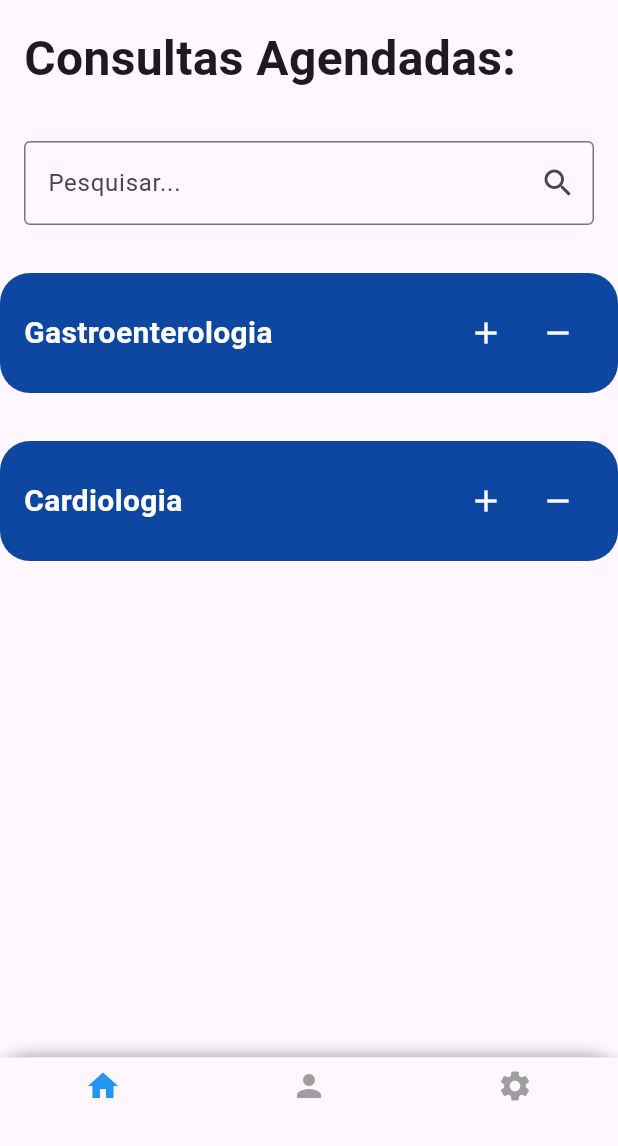
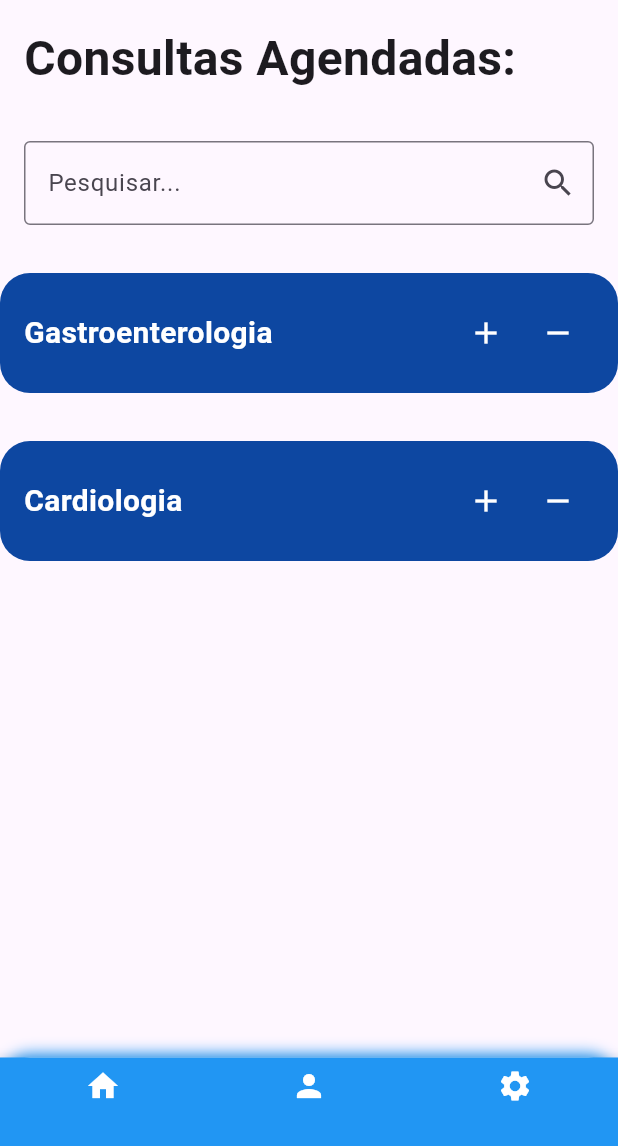
Before and after one commit to EduardoSilvaDiniz/medlink, a Flutter app: the screen it shows after launch, after a tap on the "menu" icon, after a tap on "Início", on a phone screen of 412 x 824 dp, the part 90-1236 px from its top. Run offline on Flutter 3.47's test engine with Material 3 defaults, Android fonts, the phone set to English and light mode, and no system bars.

Commit message:
alterei os nomes das classes para fica mais facil, tambem arrumei a barra de pesquisa inferior.

```diff
--- a/lib/Myappbar.dart
+++ b/lib/BarraDeAplicativo.dart
@@ -18,7 +18,7 @@ class MyAppBar extends StatelessWidget implements PreferredSizeWidget {
               if (onMenuPressed != null) {
                 onMenuPressed!();
               } else {
-                Scaffold.of(context).openDrawer(); // Abre o Drawer
+                Scaffold.of(context).openDrawer();
               }
             },
           );
@@ -37,5 +37,5 @@ class MyAppBar extends StatelessWidget implements PreferredSizeWidget {
   }
 
   @override
-  Size get preferredSize => Size.fromHeight(60); // Altura preferida
+  Size get preferredSize => Size.fromHeight(60);
 }
--- a/lib/custom_bottom_nav_bar.dart
+++ b/lib/BarraDeBusca.dart
@@ -20,7 +20,7 @@ class CustomSearchBar extends StatelessWidget {
           border: OutlineInputBorder(),
           suffixIcon: IconButton(
             icon: Icon(Icons.search),
-            onPressed: onSearch, // Chama a função de pesquisa
+            onPressed: onSearch,
           ),
         ),
       ),
--- a/lib/CustomSearchBar.dart
+++ b/lib/BarraInferiorDeNavegacao.dart
@@ -17,7 +17,7 @@ class CustomBottomNavBar extends StatelessWidget {
         borderRadius: BorderRadius.vertical(top: Radius.circular(20.0)),
         boxShadow: [
           BoxShadow(
-            color: Colors.black26,
+            color: Colors.blue,
             blurRadius: 8.0,
             offset: Offset(0, -2),
           ),
@@ -40,8 +40,9 @@ class CustomBottomNavBar extends StatelessWidget {
         ],
         currentIndex: selectedIndex,
         onTap: onItemTapped,
-        selectedItemColor: Colors.blue,
-        unselectedItemColor: Colors.grey,
+        selectedItemColor: Colors.white,
+        unselectedItemColor: Colors.white,
+        backgroundColor: Colors.blue,
         type: BottomNavigationBarType.fixed,
       ),
     );
--- a/lib/consultation_section.dart
+++ b/lib/BlocoDeConsultas.dart
@@ -6,8 +6,8 @@ class ConsultationSection extends StatefulWidget {
 }
 
 class _ConsultationSectionState extends State<ConsultationSection> {
-  bool _isExpanded1 = false; // Controle para a primeira seção
-  bool _isExpanded2 = false; // Controle para a segunda seção
+  bool _isExpanded1 = false;
+  bool _isExpanded2 = false;
 
   @override
   Widget build(BuildContext context) {
--- a/lib/my_drawer.dart
+++ b/lib/MenuLateral.dart
@@ -1,12 +1,12 @@
 import 'package:flutter/material.dart';
-import 'nova_tela.dart'; // Certifique-se de importar sua nova tela
+import 'nova_tela.dart';
 
 class MyDrawer extends StatelessWidget {
   @override
   Widget build(BuildContext context) {
     return Drawer(
       child: Container(
-        color: Colors.blue[900], // Azul escuro
+        color: Colors.blue[900],
         child: ListView(
           padding: EdgeInsets.zero,
           children: [
@@ -20,38 +20,38 @@ class MyDrawer extends StatelessWidget {
                 ),
               ),
               decoration: BoxDecoration(
-                color: Colors.blue[800], // Um tom um pouco mais claro
+                color: Colors.blue[800],
               ),
             ),
             ListTile(
               leading: Icon(Icons.home, color: Colors.white),
               title: Text('Início', style: TextStyle(color: Colors.white)),
               onTap: () {
-                Navigator.pop(context); // Fecha o menu
+                Navigator.pop(context);
               },
             ),
             ListTile(
               leading: Icon(Icons.person, color: Colors.white),
               title: Text('Perfil', style: TextStyle(color: Colors.white)),
               onTap: () {
-                Navigator.pop(context); // Fecha o menu
+                Navigator.pop(context);
               },
             ),
             ListTile(
               leading: Icon(Icons.settings, color: Colors.white),
               title: Text('Configurações', style: TextStyle(color: Colors.white)),
               onTap: () {
-                Navigator.pop(context); // Fecha o menu
+                Navigator.pop(context);
               },
             ),
-            Divider(color: Colors.white), // Divisor
+            Divider(color: Colors.white),
             ListTile(
               leading: Icon(Icons.new_releases, color: Colors.white),
               title: Text('Nova Tela', style: TextStyle(color: Colors.white)),
               onTap: () {
                 Navigator.push(
                   context,
-                  MaterialPageRoute(builder: (context) => NovaTela()), // Navega para NovaTela
+                  MaterialPageRoute(builder: (context) => NovaTela()),
                 );
               },
             ),
@@ -59,8 +59,8 @@ class MyDrawer extends StatelessWidget {
               leading: Icon(Icons.logout, color: Colors.white),
               title: Text('Sair', style: TextStyle(color: Colors.white)),
               onTap: () {
-                // Ação de logout
-                Navigator.pop(context); // Fecha o menu
+
+                Navigator.pop(context);
               },
             ),
           ],
--- a/lib/main.dart
+++ b/lib/main.dart
@@ -1,5 +1,5 @@
 import 'package:flutter/material.dart';
-import 'home_screen.dart'; // Importando a nova classe
+import 'TelaHome.dart';
 
 void main() {
   runApp(MyApp());
@@ -13,7 +13,7 @@ class MyApp extends StatelessWidget {
       theme: ThemeData(
         primarySwatch: Colors.blue,
       ),
-      home: HomeScreen(), // Usando a nova classe
+      home: HomeScreen(),
     );
   }
 }
--- a/lib/nova_tela.dart
+++ b/lib/nova_tela.dart
@@ -1,7 +1,7 @@
 import 'package:flutter/material.dart';
-import 'custom_bottom_nav_bar.dart';
-import 'CustomSearchBar.dart';
-import 'NovaConsultationSection.dart'; // Importando a nova seção
+import 'BarraDeBusca.dart';
+import 'BarraInferiorDeNavegacao.dart';
+import 'ListaConsultas.dart'; // Importando a nova seção
 
 class NovaTela extends StatelessWidget {
   @override
```
Also changed, not shown: lib/BaseTela.2.dart (renamed from lib/base_screen.dart, +20 -7 lines), lib/ListaConsultas.dart (renamed from lib/NovaConsultationSection.dart, +8 -8 lines), lib/TelaHome.dart (renamed from lib/home_screen.dart, +8 -8 lines), 1 other file.
